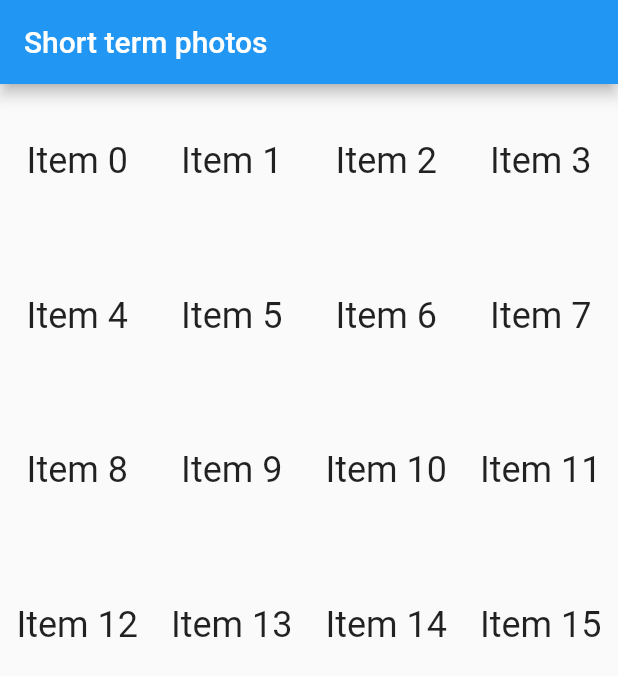
After one commit to ethanm88/Sparky, a Flutter app: the MyPhotosPage screen opened directly, on a phone screen of 412 x 824 dp. The commit adds this screen. Shown: the top 676 px of the screen. Run offline on Flutter 3.47's test engine with Material 2 defaults, Android fonts, the phone set to English and light mode, and no system bars.

Commit message:
Created the grid layout and tab pages

```diff
--- /dev/null
+++ b/sparky/lib/photos.dart
@@ -0,0 +1,61 @@
+import 'package:flutter/material.dart';
+import 'package:sparky/example.dart';
+
+void main() => runApp(MyApp());
+
+class MyApp extends StatelessWidget {
+  static const String _title = 'Spark your day!';
+
+  @override
+  Widget build(BuildContext context) {
+    return MaterialApp(
+      title: _title,
+      home: MyPhotosPage(),
+    );
+  }
+}
+
+class MyPhotosPage extends StatefulWidget {
+  const MyPhotosPage({Key, key}) : super(key: key);
+  @override
+  _AddedPhotosState createState() => _AddedPhotosState();
+}
+
+class _AddedPhotosState extends State<MyPhotosPage> {
+  final title = 'Short term photos';
+
+  @override
+  void initState() {
+    super.initState();
+  }
+
+  @override
+  void dispose() {
+    super.dispose();
+  }
+
+  @override
+  Widget build(BuildContext context) {
+    return Scaffold(
+      appBar: AppBar(
+        title: Text(title),
+      ),
+      body: GridView.count(
+        // Create a grid with 2 columns. If you change the scrollDirection to
+        // horizontal, this produces 2 rows.
+        crossAxisCount: 4,
+        // Generate 100 widgets that display their index in the List.
+        children: List.generate(16, (index) {
+          return Center(
+            child: Text(
+              'Item $index',
+              style: Theme.of(context).textTheme.headline5,
+            ),
+          );
+        }),
+      ),
+
+    );
+  }
+
+}
```
Also changed, not shown: sparky/lib/example2.dart (added, +79 -0 lines), sparky/lib/patient.dart (+58 -47 lines).
